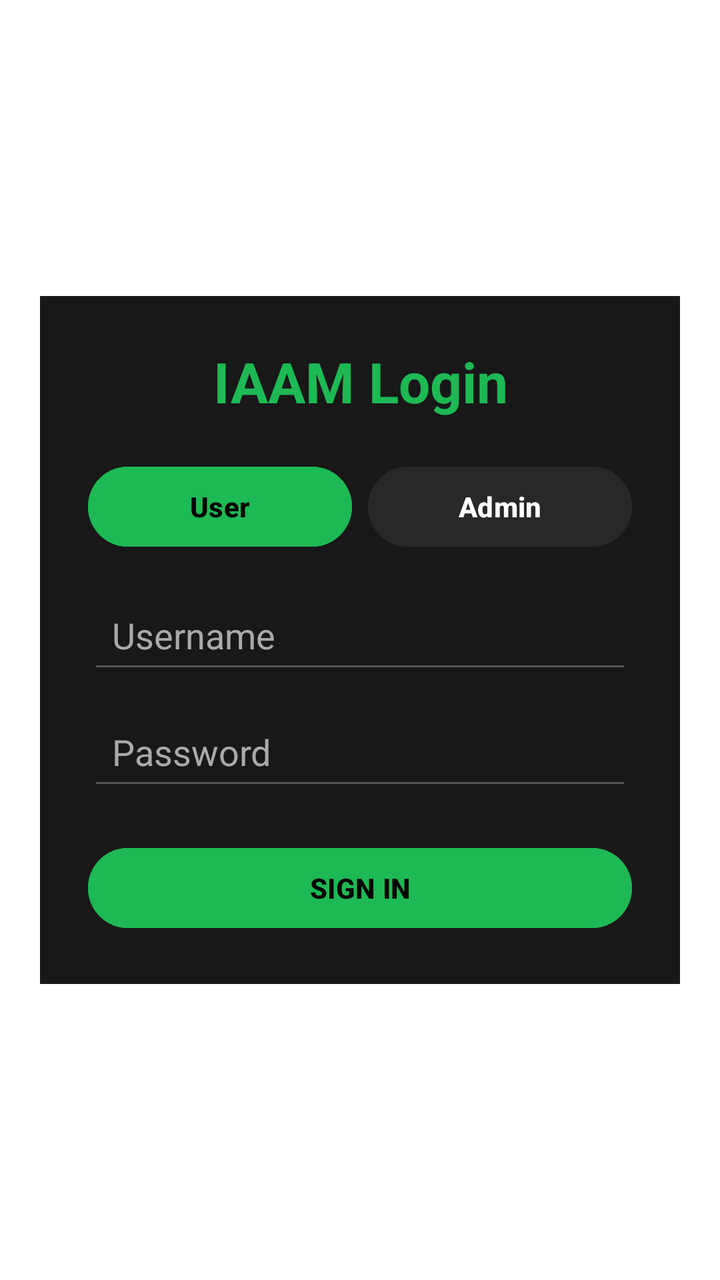
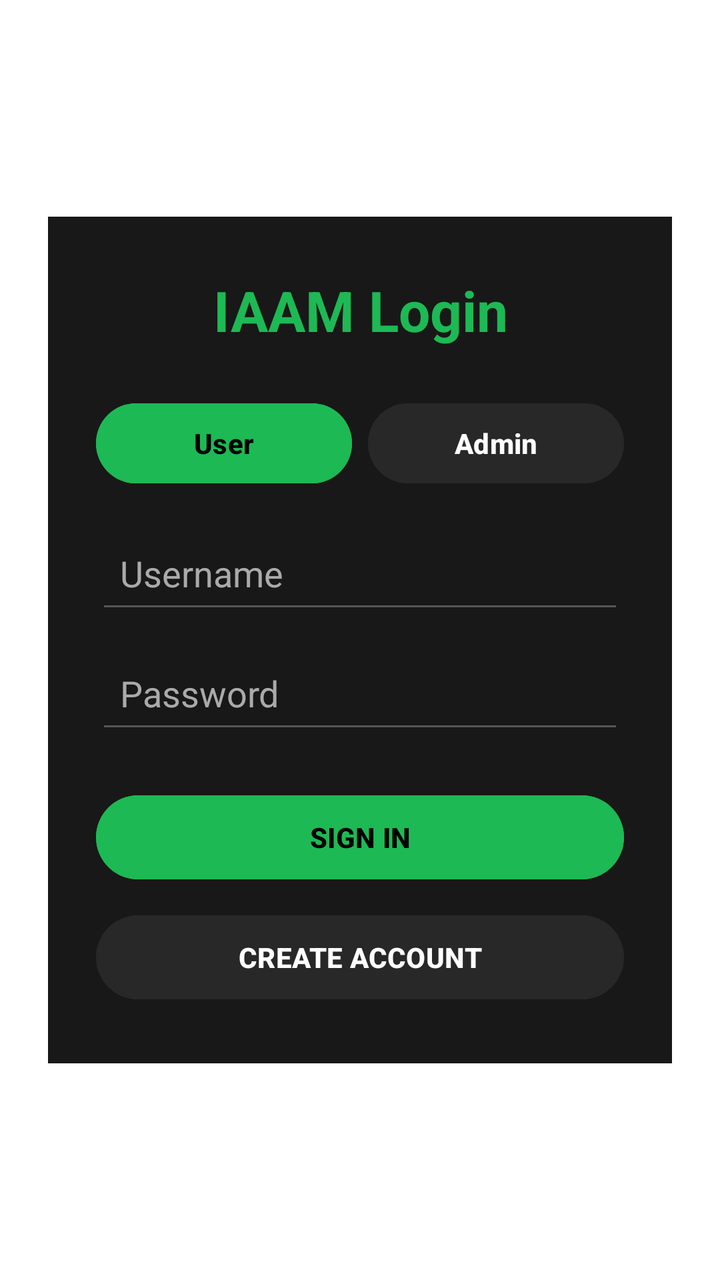

Before-and-after screenshots of an Android layout around one commit, followed by the original layout XML and the change that was made.
<!-- AndroidManifest.xml: application theme Theme.Attendance_tracker -->
<!-- res/layout/activity_main.xml -->
<?xml version="1.0" encoding="utf-8"?>
<LinearLayout
    xmlns:android="http://schemas.android.com/apk/res/android"
    android:layout_width="match_parent"
    android:layout_height="match_parent"
    android:orientation="vertical"
    android:gravity="center"
    android:background="#FFFFFF">

    <LinearLayout
        android:layout_width="320dp"
        android:layout_height="wrap_content"
        android:orientation="vertical"
        android:padding="24dp"
        android:background="#181818">

        <TextView
            android:layout_width="match_parent"
            android:layout_height="wrap_content"
            android:text="IAAM Login"
            android:textSize="28sp"
            android:textStyle="bold"
            android:textColor="#1DB954"
            android:gravity="center"
            android:layout_marginBottom="20dp"/>

        <LinearLayout
            android:layout_width="match_parent"
            android:layout_height="wrap_content"
            android:orientation="horizontal"
            android:layout_marginBottom="16dp">

            <Button
                android:id="@+id/btnUser"
                android:layout_width="0dp"
                android:layout_height="wrap_content"
                android:layout_weight="1"
                android:text="User"
                android:textStyle="bold"
                android:textColor="#000000"
                android:backgroundTint="#1DB954"/>

            <Button
                android:id="@+id/btnAdmin"
                android:layout_width="0dp"
                android:layout_height="wrap_content"
                android:layout_weight="1"
                android:layout_marginStart="8dp"
                android:text="Admin"
                android:textStyle="bold"
                android:textColor="#FFFFFF"
                android:backgroundTint="#282828"/>

        </LinearLayout>

        <EditText
            android:id="@+id/username"
            android:layout_width="match_parent"
            android:layout_height="wrap_content"
            android:hint="Username"
            android:textColor="#FFFFFF"
            android:textColorHint="#AAAAAA"
            android:backgroundTint="#555555"
            android:padding="12dp"/>

        <EditText
            android:id="@+id/password"
            android:layout_width="match_parent"
            android:layout_height="wrap_content"
            android:hint="Password"
            android:inputType="textPassword"
            android:textColor="#FFFFFF"
            android:textColorHint="#AAAAAA"
            android:backgroundTint="#555555"
            android:padding="12dp"
            android:layout_marginTop="10dp"/>

        <Button
            android:id="@+id/btnSignIn"
            android:layout_width="match_parent"
            android:layout_height="wrap_content"
            android:text="SIGN IN"
            android:textStyle="bold"
            android:textColor="#000000"
            android:backgroundTint="#1DB954"
            android:layout_marginTop="20dp"/>

    </LinearLayout>

</LinearLayout>
<!-- resources referenced by this layout -->
<resources>
  <style name="Theme.Attendance_tracker" parent="Base.Theme.Attendance_tracker" />
  <style name="Base.Theme.Attendance_tracker" parent="Theme.Material3.DayNight.NoActionBar">
          
          
      </style>
</resources>

<!-- the commit's change to res/layout/activity_main.xml (unified diff, before → after) -->
@@ -3,26 +3,27 @@
     xmlns:android="http://schemas.android.com/apk/res/android"
     android:layout_width="match_parent"
     android:layout_height="match_parent"
+    android:gravity="center"
     android:orientation="vertical"
-    android:gravity="center"
-    android:background="#FFFFFF">
+    android:background="#FFFFFF"
+    android:padding="24dp">
 
     <LinearLayout
         android:layout_width="320dp"
         android:layout_height="wrap_content"
         android:orientation="vertical"
-        android:padding="24dp"
+        android:padding="28dp"
         android:background="#181818">
 
         <TextView
             android:layout_width="match_parent"
             android:layout_height="wrap_content"
             android:text="IAAM Login"
+            android:textColor="#1DB954"
             android:textSize="28sp"
             android:textStyle="bold"
-            android:textColor="#1DB954"
             android:gravity="center"
-            android:layout_marginBottom="20dp"/>
+            android:layout_marginBottom="24dp"/>
 
         <LinearLayout
             android:layout_width="match_parent"
@@ -33,7 +34,7 @@
             <Button
                 android:id="@+id/btnUser"
                 android:layout_width="0dp"
-                android:layout_height="wrap_content"
+                android:layout_height="48dp"
                 android:layout_weight="1"
                 android:text="User"
                 android:textStyle="bold"
@@ -43,7 +44,7 @@
             <Button
                 android:id="@+id/btnAdmin"
                 android:layout_width="0dp"
-                android:layout_height="wrap_content"
+                android:layout_height="48dp"
                 android:layout_weight="1"
                 android:layout_marginStart="8dp"
                 android:text="Admin"
@@ -56,7 +57,7 @@
         <EditText
             android:id="@+id/username"
             android:layout_width="match_parent"
-            android:layout_height="wrap_content"
+            android:layout_height="50dp"
             android:hint="Username"
             android:textColor="#FFFFFF"
             android:textColorHint="#AAAAAA"
@@ -66,7 +67,7 @@
         <EditText
             android:id="@+id/password"
             android:layout_width="match_parent"
-            android:layout_height="wrap_content"
+            android:layout_height="50dp"
             android:hint="Password"
             android:inputType="textPassword"
             android:textColor="#FFFFFF"
@@ -78,12 +79,22 @@
         <Button
             android:id="@+id/btnSignIn"
             android:layout_width="match_parent"
-            android:layout_height="wrap_content"
+            android:layout_height="50dp"
             android:text="SIGN IN"
             android:textStyle="bold"
             android:textColor="#000000"
             android:backgroundTint="#1DB954"
-            android:layout_marginTop="20dp"/>
+            android:layout_marginTop="22dp"/>
+
+        <Button
+            android:id="@+id/btnGoRegister"
+            android:layout_width="match_parent"
+            android:layout_height="50dp"
+            android:text="CREATE ACCOUNT"
+            android:textStyle="bold"
+            android:textColor="#FFFFFF"
+            android:backgroundTint="#282828"
+            android:layout_marginTop="10dp"/>
 
     </LinearLayout>
 
